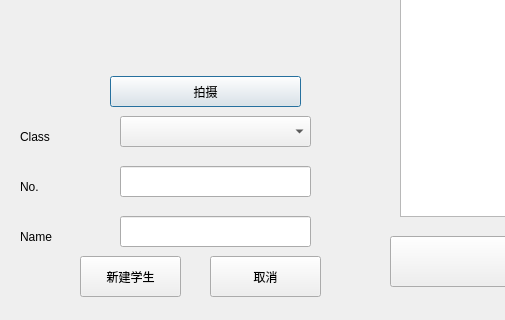
This is add_student.ui in NovaShen555/FaceCheckSystem as Qt 5 draws it before an edit; both pictures show x 0 to 505 and y 234 to 554 of the 779 by 554 pixel window. The edited form follows.
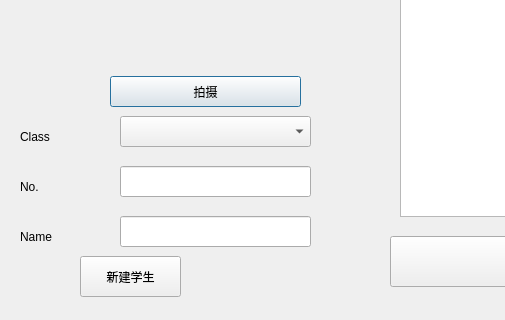
This is the edited form.

Patch:
```diff
--- a/add_student.ui
+++ b/add_student.ui
@@ -111,19 +111,6 @@
     <string>新建学生</string>
    </property>
   </widget>
-  <widget class="QPushButton" name="pushButton_3">
-   <property name="geometry">
-    <rect>
-     <x>210</x>
-     <y>490</y>
-     <width>111</width>
-     <height>41</height>
-    </rect>
-   </property>
-   <property name="text">
-    <string>取消</string>
-   </property>
-  </widget>
   <widget class="QComboBox" name="comboBox">
    <property name="geometry">
     <rect>
```
